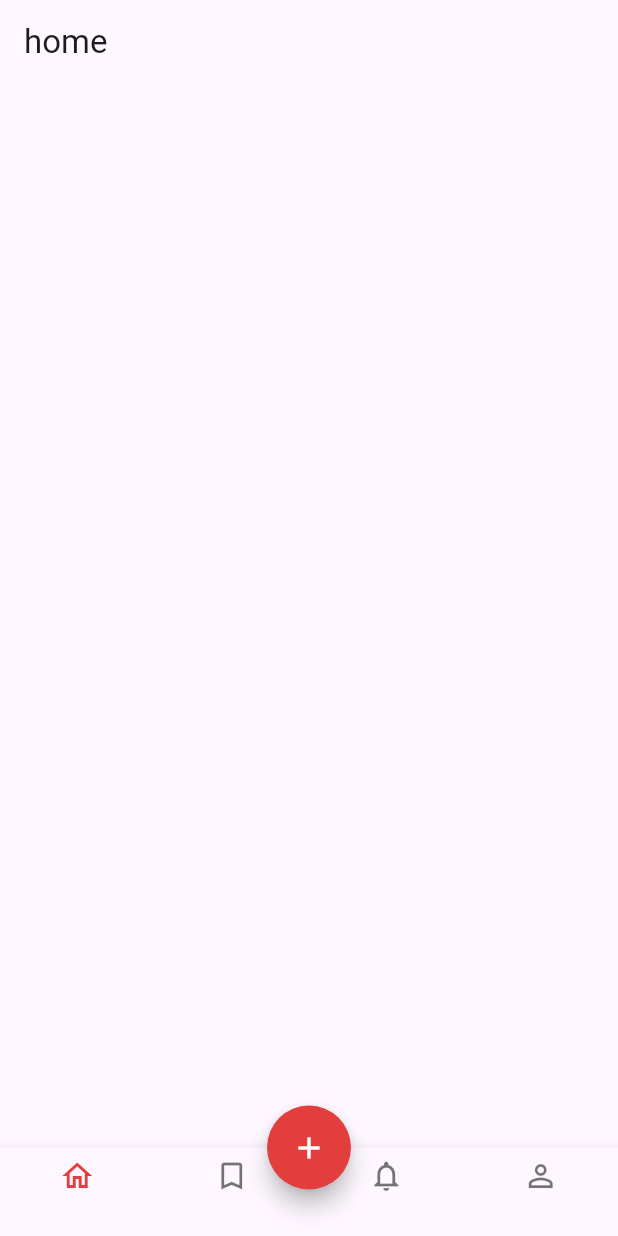
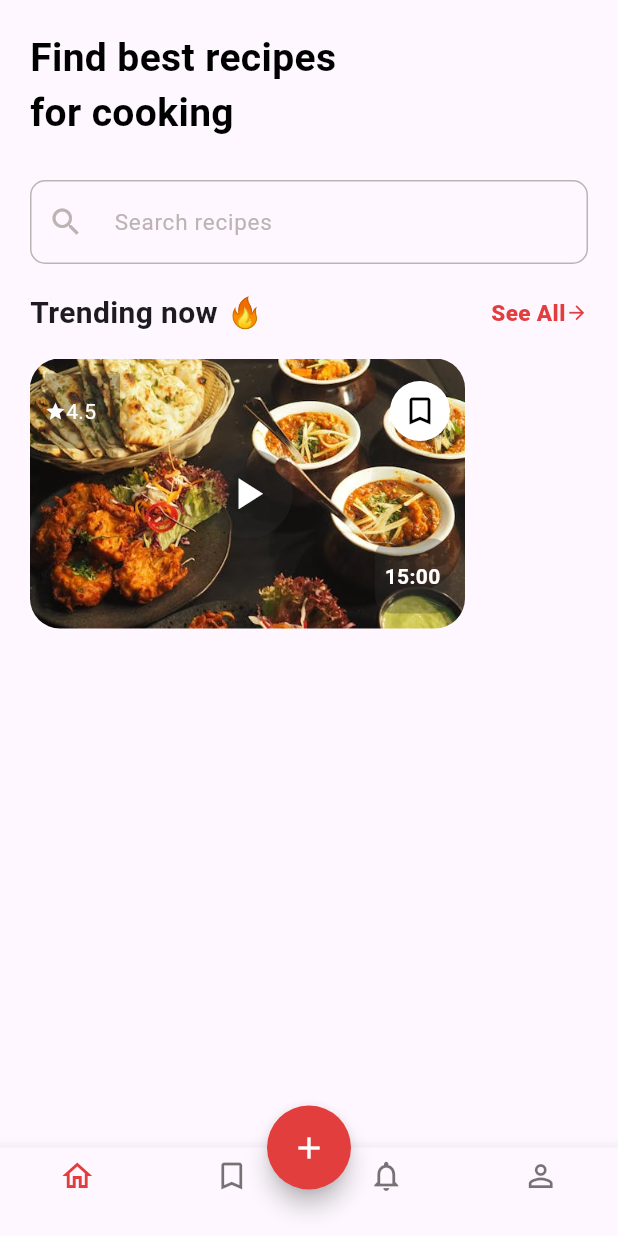
Before and after one commit to abilbabu/foodrecipes, a Flutter app: the BottomnavbarScreen screen opened directly, on a phone screen of 412 x 824 dp. Run offline on Flutter 3.47's test engine with Material 3 defaults, Android fonts, the phone set to English and light mode, and no system bars.

Commit message:
custom video card build

```diff
--- a/lib/utils/constants/color_constants.dart
+++ b/lib/utils/constants/color_constants.dart
@@ -3,4 +3,7 @@ import 'package:flutter/material.dart';
 class ColorConstants {
   static const Color PrimaryColor = Color(0xffE23E3E);
   static const Color white = Color(0xffFFFFFF);
+  static const Color black = Colors.black;
+  static const Color lightGrey = Color(0xFFBDB3B3);
+  static const Color lightbb = Color(0xFF303030);
 }
--- a/lib/utils/constants/image_constants.dart
+++ b/lib/utils/constants/image_constants.dart
@@ -1,3 +1,4 @@
 class ImageConstants {
   static const String START_SCREEN_BG="assets/image/image 1.png";
+  static const String Food_one="assets/image/food.jpeg";
 }
--- /dev/null
+++ b/lib/view/global_widgets/custom_video_cart.dart
@@ -0,0 +1,92 @@
+import 'package:flutter/material.dart';
+import 'package:foodrecipes/utils/constants/color_constants.dart';
+import 'package:foodrecipes/utils/constants/image_constants.dart';
+
+class CustomVideoCard extends StatelessWidget {
+  const CustomVideoCard({
+    super.key,
+  });
+
+  @override
+  Widget build(BuildContext context) {
+    return Padding(
+      padding: const EdgeInsets.only(left: 20),
+      child: Container(
+        height: 180,
+        width: 290,
+        decoration: BoxDecoration(
+            borderRadius: BorderRadius.circular(20),
+            image: DecorationImage(
+                fit: BoxFit.cover, image: AssetImage(ImageConstants.Food_one))),
+        child: Padding(
+          padding: const EdgeInsets.symmetric(horizontal: 10, vertical: 10),
+          child: Column(
+            mainAxisAlignment: MainAxisAlignment.spaceBetween,
+            children: [
+              Row(
+                children: [
+                  Container(
+                    decoration: BoxDecoration(
+                        color: ColorConstants.lightbb.withOpacity(.3)),
+                    height: 50,
+                    width: 50,
+                    child: Row(
+                      children: [
+                        Icon(
+                          Icons.star,
+                          color: ColorConstants.white,
+                          size: 14,
+                        ),
+                        Text(
+                          "4.5",
+                          style: TextStyle(
+                              color: ColorConstants.white, fontSize: 14),
+                        )
+                      ],
+                    ),
+                  ),
+                  Spacer(),
+                  CircleAvatar(
+                    backgroundColor: ColorConstants.white,
+                    child: Icon(
+                      Icons.bookmark_border,
+                      color: Colors.black,
+                    ),
+                  )
+                ],
+              ),
+              CircleAvatar(
+                radius: 30,
+                backgroundColor: ColorConstants.lightbb.withOpacity(.3),
+                child: Icon(
+                  Icons.play_arrow,
+                  color: ColorConstants.white,
+                  size: 35,
+                ),
+              ),
+              Align(
+                alignment: Alignment.bottomRight,
+                child: Container(
+                  height: 50,
+                  width: 50,
+                  decoration: BoxDecoration(
+                      color: ColorConstants.lightbb.withOpacity(.3),
+                      borderRadius: BorderRadius.circular(12)),
+                  child: Center(
+                    child: Text(
+                      "15:00",
+                      style: TextStyle(
+                          color: ColorConstants.white,
+                          fontSize: 14,
+                          fontWeight: FontWeight.bold),
+                    ),
+                  ),
+                ),
+              )
+            ],
+          ),
+        ),
+      ),
+    );
+  }
+}
--- a/lib/view/home_screen/home_screen.dart
+++ b/lib/view/home_screen/home_screen.dart
@@ -1,14 +1,96 @@
 import 'package:flutter/material.dart';
+import 'package:foodrecipes/utils/constants/color_constants.dart';
+import 'package:foodrecipes/view/global_widgets/custom_video_cart.dart';
 
 class HomeScreen extends StatelessWidget {
   const HomeScreen({super.key});
 
   @override
   Widget build(BuildContext context) {
-    return Scaffold(
-      appBar: AppBar(
-        title: Text("home"),
+    return SafeArea(
+      child: Scaffold(
+        body: Column(
+          children: [_buildtitleSection(), _trendingSection()],
+        ),
       ),
     );
   }
+
+  Widget _trendingSection() {
+    return Column(
+      children: [
+        Padding(
+          padding: const EdgeInsets.only(left: 20, right: 20, top: 12),
+          child: Row(
+            children: [
+              Text(
+                "Trending now 🔥",
+                style: TextStyle(fontSize: 20, fontWeight: FontWeight.bold),
+              ),
+              Spacer(),
+              Text(
+                "See All",
+                style: TextStyle(
+                    color: ColorConstants.PrimaryColor,
+                    fontSize: 15,
+                    fontWeight: FontWeight.w800),
+              ),
+              Icon(
+                Icons.arrow_forward,
+                color: ColorConstants.PrimaryColor,
+                size: 15,
+              )
+            ],
+          ),
+        ),
+        SizedBox(
+          height: 16,
+        ),
+        Row(
+          children: [CustomVideoCard()],
+        )
+      ],
+    );
+  }
+
+  Widget _buildtitleSection() {
+    return Column(
+      crossAxisAlignment: CrossAxisAlignment.start,
+      children: [
+        Padding(
+          padding: const EdgeInsets.symmetric(horizontal: 20, vertical: 20),
+          child: Text(
+            "Find best recipes\nfor cooking",
+            style: TextStyle(
+                fontSize: 26,
+                color: ColorConstants.black,
+                fontWeight: FontWeight.w700),
+          ),
+        ),
+        Padding(
+          padding: const EdgeInsets.symmetric(horizontal: 20, vertical: 6),
+          child: TextField(
+            decoration: InputDecoration(
+                hintText: " Search recipes",
+                hintStyle: TextStyle(
+                    color: ColorConstants.lightGrey,
+                    fontSize: 15,
+                    fontWeight: FontWeight.normal),
+                enabledBorder: OutlineInputBorder(
+                  borderSide: BorderSide(color: ColorConstants.lightGrey),
+                  borderRadius: BorderRadius.circular(10),
+                ),
+                focusedBorder: OutlineInputBorder(
+                  borderSide: BorderSide(color: ColorConstants.lightGrey),
+                  borderRadius: BorderRadius.circular(10),
+                ),
+                prefixIcon: Icon(
+                  Icons.search,
+                  color: ColorConstants.lightGrey,
+                )),
+          ),
+        )
+      ],
+    );
+  }
 }
```
Also changed, not shown: assets/image/food.jpeg (added).
